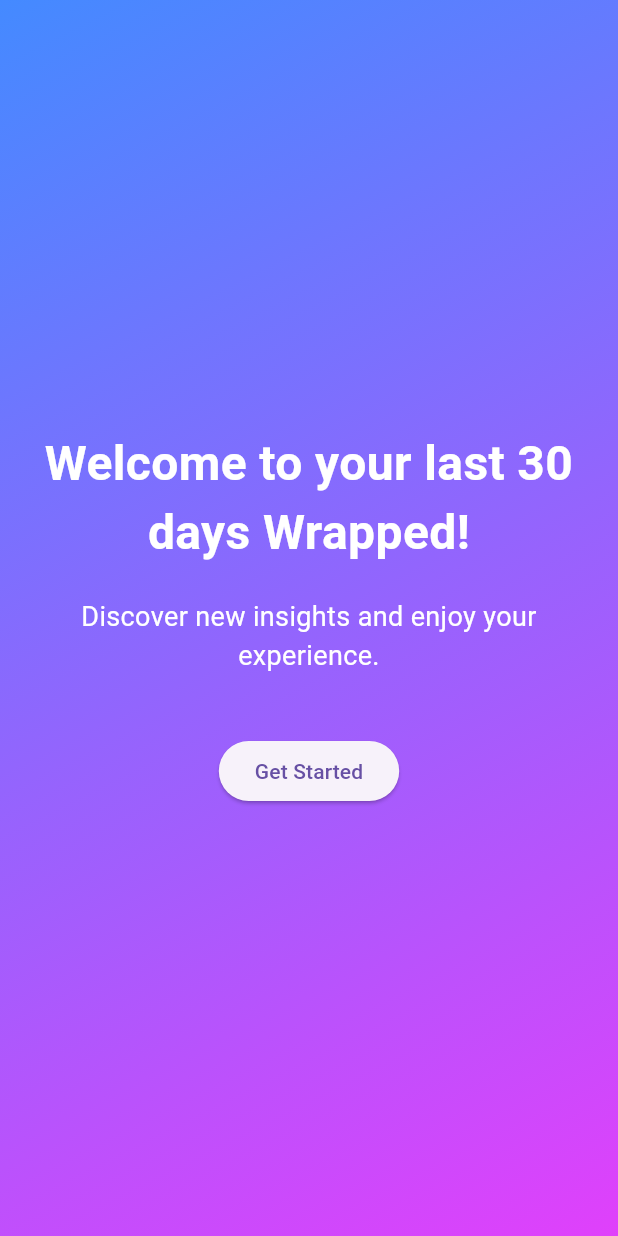
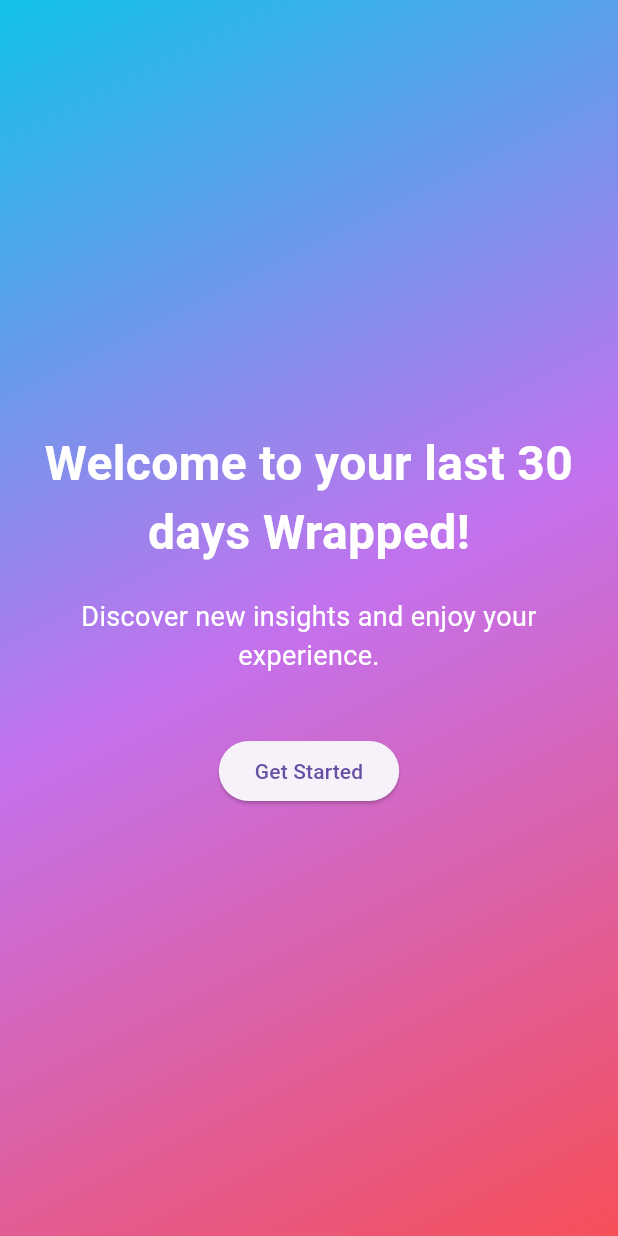
Before and after one commit to dagmawibabi/StatiCall, a Flutter app: the WrappedIntroScreen screen opened by its route, on a phone screen of 412 x 824 dp. Run offline on Flutter 3.47's test engine with Material 3 defaults, Android fonts, the phone set to English and light mode, and no system bars; our stand-ins replace fl_chart, ionicons; missing offline and left inert: call_log.

Commit message:
update version and wrapped feature backgrounds

```diff
--- /dev/null
+++ b/lib/background_gradients.dart
@@ -0,0 +1,54 @@
+import 'package:flutter/material.dart';
+
+// ignore: non_constant_identifier_names
+final BACKGROUND_GRADIENTS = const [
+  [Color(0xFF1D4350), Color(0xFFA43931)],
+  [Color(0xFF4B6CB7), Color(0xFF182848)],
+  [Color(0xFFffb347), Color(0xFFFFCC33)],
+  [Color(0xFFb92b27), Color(0xFF1565C0)],
+  [Color(0xFF232526), Color(0xFF414345)],
+  [Color(0xFF3C3B3F), Color(0xFF605C3C)],
+  [Color(0xFFff512f), Color(0xFFf09819)],
+  [Color(0xFF00c6ff), Color(0xFF0072ff)],
+  [Color(0xFFff7e5f), Color(0xFFfeb47b)],
+  [Color(0xFF360033), Color(0xFF0b8793)],
+  [Color(0xFFec008c), Color(0xFFfc6767)],
+  [Color(0xFFd38312), Color(0xFFA83279)],
+  [Color(0xFFfc00ff), Color(0xFF00dbde)],
+  [Color(0xFFe52d27), Color(0xFFb31217)],
+  [Color(0xFF544a7d), Color(0xFFffd452)],
+  [Color(0xFF2193b0), Color(0xFF6dd5ed)],
+  [Color(0xFF780206), Color(0xFF061161)],
+  [Color(0xFFc31432), Color(0xFF240b36)],
+  [Color(0xFF6D6027), Color(0xFFD3CBB8)],
+  [Color(0xFF000428), Color(0xFF004e92)],
+  [Color(0xFF373737), Color(0xFF191919)],
+  [Color(0xFF4169E1), Color(0xFF1E90FF)],
+  [Color(0xFFF06292), Color(0xFFFF80CB)],
+  [Color(0xFFFF5F6D), Color(0xFFFFC371)],
+  [Color(0xFFFF7E5F), Color(0xFFFD3A84)],
+  [Color(0xFFFF6A00), Color(0xFFEE0979)],
+  [Color(0xFF8E2DE2), Color(0xFF4A00E0)],
+  [Color(0xFF0F2027), Color(0xFF203A43), Color(0xFF2C5364)],
+  [Color(0xFFC471F5), Color(0xFFFA71CD)],
+  [Color(0xFFFDC830), Color(0xFFF37335)],
+  [Color(0xFF12C2E9), Color(0xFFC471ED), Color(0xFFF64F59)],
+  [Color(0xFF009FFF), Color(0xFFec2F4B)],
+  [Color(0xFF34e89e), Color(0xFF0f3443)],
+  [Color(0xFF2980B9), Color(0xFF6DD5FA), Color(0xFF2575fc)],
+  [Color(0xFFFF9966), Color(0xFFFF5E62)],
+  [Color(0xFF007991), Color(0xFF78FFD6)],
+  [Color(0xFF6a11cb), Color(0xFF2575fc)],
+  [Color(0xFF2C3E50), Color(0xFF4CA1AF)],
+  [Color(0xFF833ab4), Color(0xFFfd1d1d), Color(0xFFfcb045)],
+  [Color(0xFFB24592), Color(0xFFF15F79)],
+  [Color(0xFF00416A), Color(0xFFE4E5E6)],
+  [Color(0xFF654ea3), Color(0xFFeaafc8)],
+  [Color(0xFF0f0c29), Color(0xFF302b63), Color(0xFF24243e)],
+  [Color(0xFFff0844), Color(0xFFffb199)],
+  [Color(0xFF3a1c71), Color(0xFFd76d77), Color(0xFFffaf7b)],
+  [Color(0xFF43cea2), Color(0xFF185a9d)],
+  [Color(0xFFff00cc), Color(0xFF333399)],
+  [Color(0xFFB993D6), Color(0xFF8CA6DB)],
+  [Color(0xFFa8ff78), Color(0xFF78ffd6)],
+];
--- a/lib/screens/home_screen.dart
+++ b/lib/screens/home_screen.dart
@@ -145,7 +145,10 @@ class _HomeScreenState extends State<HomeScreen> {
                   ),
                 ),
                 IconButton(
-                  icon: const Icon(Icons.calendar_month_outlined),
+                  icon: const Icon(
+                    Ionicons.gift_outline,
+                    size: 20.0,
+                  ),
                   tooltip: '30 days Wrapped',
                   onPressed: () => Navigator.of(context).pushNamed(
                     WrappedIntroScreen.routeName,
--- a/lib/screens/landing_screen.dart
+++ b/lib/screens/landing_screen.dart
@@ -88,7 +88,7 @@ class LandingScreen extends StatelessWidget {
                 ),
                 const SizedBox(height: 5.0),
                 Text(
-                  "Version 1.0.0",
+                  "Version 2.0.0",
                   style: TextStyle(
                     fontSize: 14.0,
                     color: Colors.grey[350],
--- a/lib/screens/splash_screen.dart
+++ b/lib/screens/splash_screen.dart
@@ -53,7 +53,7 @@ class _LandingPageState extends State<SplashScreen> {
               ),
               const SizedBox(height: 10.0),
               Text(
-                "Version 1.0.0",
+                "Version 2.0.0",
                 style: TextStyle(
                   fontSize: 12.0,
                   color: Colors.grey[900],
--- a/lib/screens/wrapped_intro_screen.dart
+++ b/lib/screens/wrapped_intro_screen.dart
@@ -1,3 +1,6 @@
+import 'dart:math';
+
+import 'package:callstats/background_gradients.dart';
 import 'package:callstats/screens/wrapped_screen.dart';
 import 'package:flutter/material.dart';
 
@@ -10,9 +13,10 @@ class WrappedIntroScreen extends StatelessWidget {
   Widget build(BuildContext context) {
     return Scaffold(
       body: Container(
-        decoration: const BoxDecoration(
+        decoration: BoxDecoration(
           gradient: LinearGradient(
-            colors: [Colors.blueAccent, Colors.purpleAccent],
+            colors: BACKGROUND_GRADIENTS[
+                Random().nextInt(BACKGROUND_GRADIENTS.length)],
             begin: Alignment.topLeft,
             end: Alignment.bottomRight,
           ),
--- a/pubspec.yaml
+++ b/pubspec.yaml
@@ -15,7 +15,7 @@ publish_to: 'none' # Remove this line if you wish to publish to pub.dev
 # In iOS, build-name is used as CFBundleShortVersionString while build-number used as CFBundleVersion.
 # Read more about iOS versioning at
 # https://developer.apple.com/library/archive/documentation/General/Reference/InfoPlistKeyReference/Articles/CoreFoundationKeys.html
-version: 1.0.0+1
+version: 2.0.0+1
 
 environment:
   sdk: ^3.2.0
```
Also changed, not shown: lib/screens/wrapped_screen.dart (+11 -37 lines).
